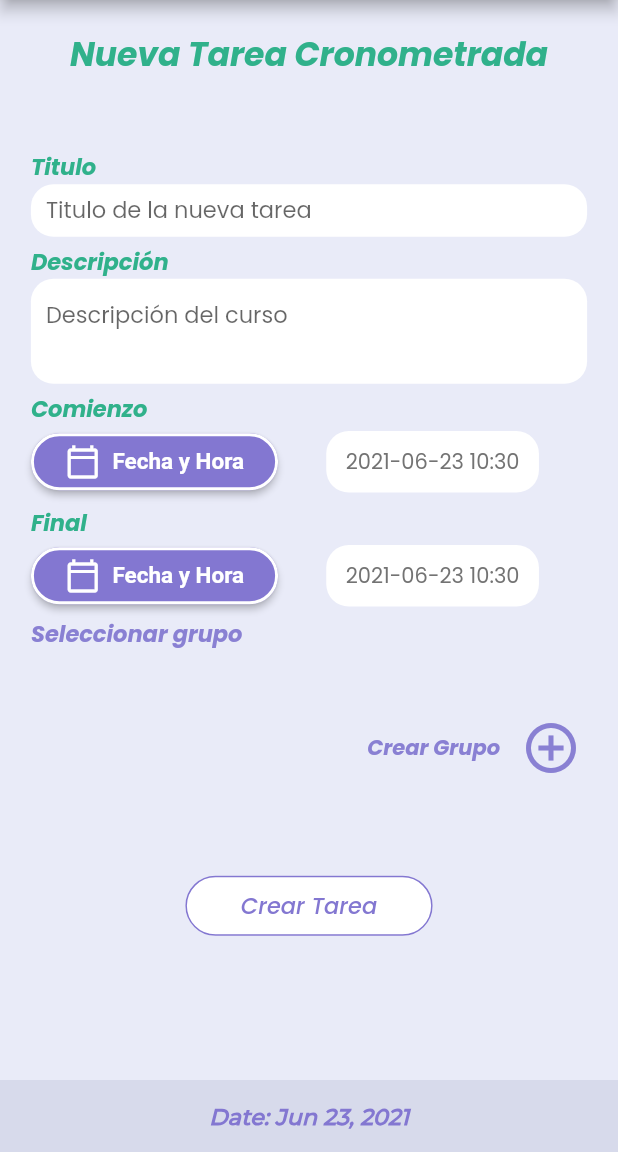
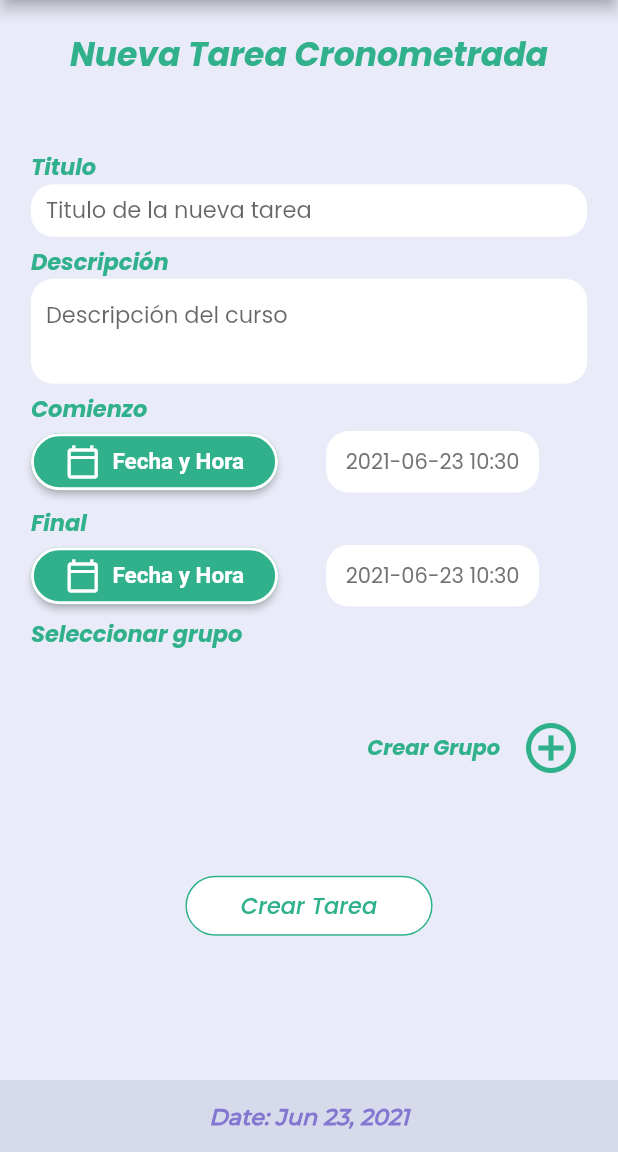
Before and after one commit to GinoQuispe21/Speedplanner-Mobile-App, a Flutter app: the CreateTimedTask screen opened directly, on a phone screen of 412 x 824 dp, the part 84-1236 px from its top. Run offline on Flutter 3.47's test engine with Material 2 defaults, Android fonts, the phone set to English and light mode, and no system bars; our stand-ins replace flutter_colorpicker, flutter_spinkit, fluttertoast, rflutter_alert; statements that could not run were skipped.

Commit message:
Improved UI and UX :lipstick: :zap:

```diff
--- a/lib/pages/createTimedTask.dart
+++ b/lib/pages/createTimedTask.dart
@@ -194,7 +194,7 @@ class _CreateTimedTaskState extends State<CreateTimedTask> {
                             },
                             icon: Icon(Icons.calendar_today_outlined),
                             style: ElevatedButton.styleFrom(
-                                primary: purpleColor,
+                                primary: greenColor,
                                 shape: StadiumBorder(),
                                 side: BorderSide(color: Colors.white, width: 2),
                                 padding: EdgeInsets.symmetric(
@@ -255,7 +255,7 @@ class _CreateTimedTaskState extends State<CreateTimedTask> {
                             },
                             icon: Icon(Icons.calendar_today_outlined),
                             style: ElevatedButton.styleFrom(
-                                primary: purpleColor,
+                                primary: greenColor,
                                 shape: StadiumBorder(),
                                 side: BorderSide(color: Colors.white, width: 2),
                                 padding: EdgeInsets.symmetric(
@@ -290,7 +290,7 @@ class _CreateTimedTaskState extends State<CreateTimedTask> {
                   SizedBox(height: 3),
                   Text('Seleccionar grupo',
                       style: TextStyle(
-                        color: Color(0xff8980D3),
+                        color: greenColor,
                         fontSize: 15,
                         fontStyle: FontStyle.italic,
                         fontWeight: FontWeight.bold,
@@ -315,7 +315,7 @@ class _CreateTimedTaskState extends State<CreateTimedTask> {
                                       setSelectedRadioTile(
                                           listGroups[index].id);
                                     },
-                                    activeColor: Color(0xff8980D3),
+                                    activeColor: greenColor,
                                     title: Text(
                                       "${listGroups[index].name}",
                                       style: TextStyle(fontSize: 12),
@@ -339,7 +339,7 @@ class _CreateTimedTaskState extends State<CreateTimedTask> {
                                     child: Text(
                                       "Crear Grupo",
                                       style: TextStyle(
-                                        color: Color(0xff8980D3),
+                                        color: greenColor,
                                         fontWeight: FontWeight.bold,
                                         fontStyle: FontStyle.italic,
                                       ),
@@ -353,7 +353,7 @@ class _CreateTimedTaskState extends State<CreateTimedTask> {
                                     onPressed: () {},
                                     child: const Icon(
                                       Icons.add_circle_outline_sharp,
-                                      color: Color(0xff8980D3),
+                                      color: Color(0xff2EB18B),
                                       size: 40.0,
                                     ),
                                   ),
@@ -376,7 +376,7 @@ class _CreateTimedTaskState extends State<CreateTimedTask> {
                               shape: StadiumBorder(),
                               backgroundColor: Colors.white,
                               side: BorderSide(
-                                  color: Color(0xff8377D1), width: 1),
+                                  color: Color(0xff2EB18B), width: 1),
                             ),
                             onPressed: () {
                               _createSimpleTask();
@@ -384,7 +384,7 @@ class _CreateTimedTaskState extends State<CreateTimedTask> {
                             child: Text(
                               'Crear Tarea',
                               style: TextStyle(
-                                  color: Color(0xff8377D1),
+                                  color: Color(0xff2EB18B),
                                   fontSize: 15,
                                   fontStyle: FontStyle.italic),
                             ))),
```
Also changed, not shown: lib/pages/courses.dart (+40 -33 lines), lib/pages/detailCourse.dart (+16 -2 lines).
